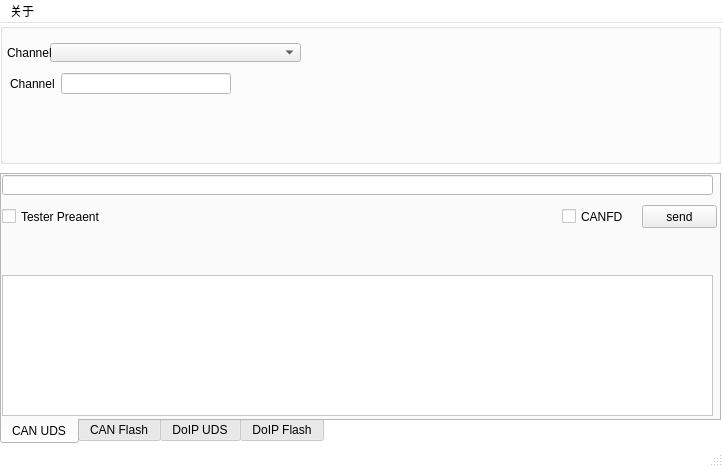
Above: UDS_Client_UI.ui from YEZZESDXHN/UDS_Client before the change. Below: the same form after it.
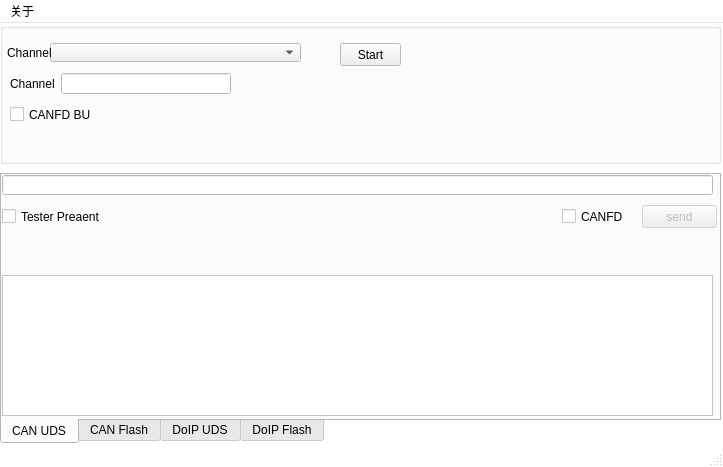
That is the form after the change.

Patch:
```diff
--- a/UDS_Client_UI.ui
+++ b/UDS_Client_UI.ui
@@ -165,7 +165,10 @@
        </rect>
       </property>
      </widget>
-     <widget class="QPushButton" name="pushButton">
+     <widget class="QPushButton" name="pushButton_send">
+      <property name="enabled">
+       <bool>false</bool>
+      </property>
       <property name="geometry">
        <rect>
         <x>640</x>
@@ -177,6 +180,9 @@
       <property name="text">
        <string>send</string>
       </property>
+      <property name="checkable">
+       <bool>false</bool>
+      </property>
       <property name="autoDefault">
        <bool>false</bool>
       </property>
@@ -287,6 +293,32 @@
       <string>Channel</string>
      </property>
     </widget>
+    <widget class="QCheckBox" name="checkBox_bustype">
+     <property name="geometry">
+      <rect>
+       <x>10</x>
+       <y>80</y>
+       <width>81</width>
+       <height>23</height>
+      </rect>
+     </property>
+     <property name="text">
+      <string>CANFD BUS</string>
+     </property>
+    </widget>
+    <widget class="QPushButton" name="pushButton_start">
+     <property name="geometry">
+      <rect>
+       <x>340</x>
+       <y>20</y>
+       <width>61</width>
+       <height>23</height>
+      </rect>
+     </property>
+     <property name="text">
+      <string>Start</string>
+     </property>
+    </widget>
    </widget>
   </widget>
   <widget class="QMenuBar" name="menubar">
```
Left out of the diff: 3 changed lines with no effect on the pictures.
